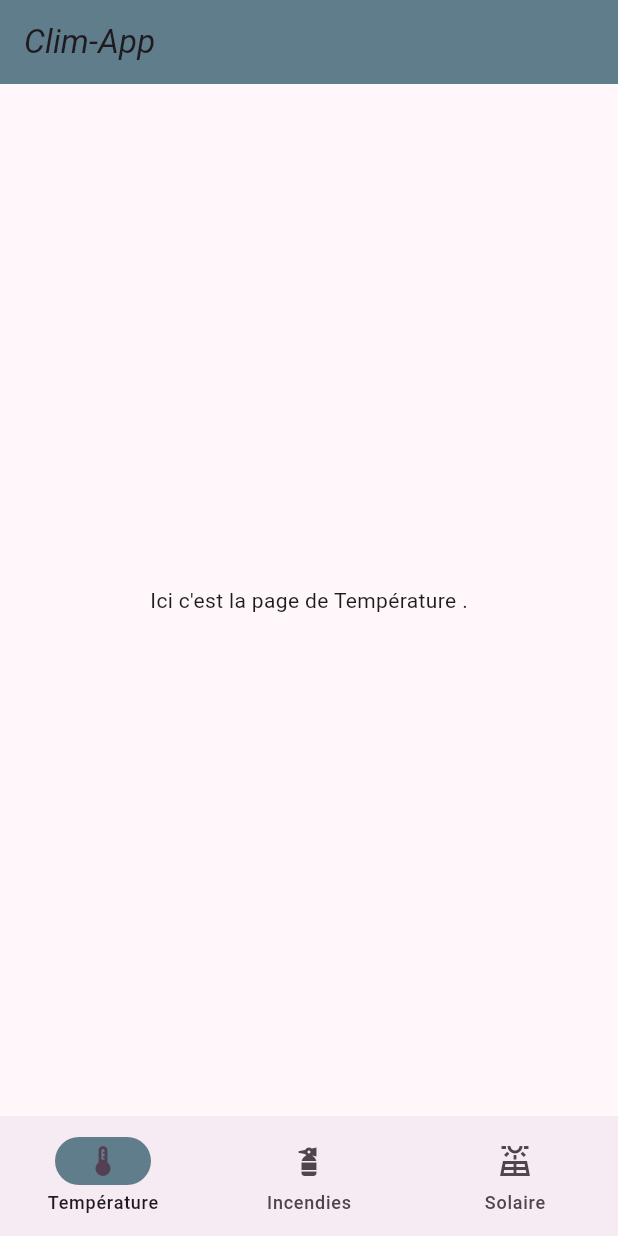
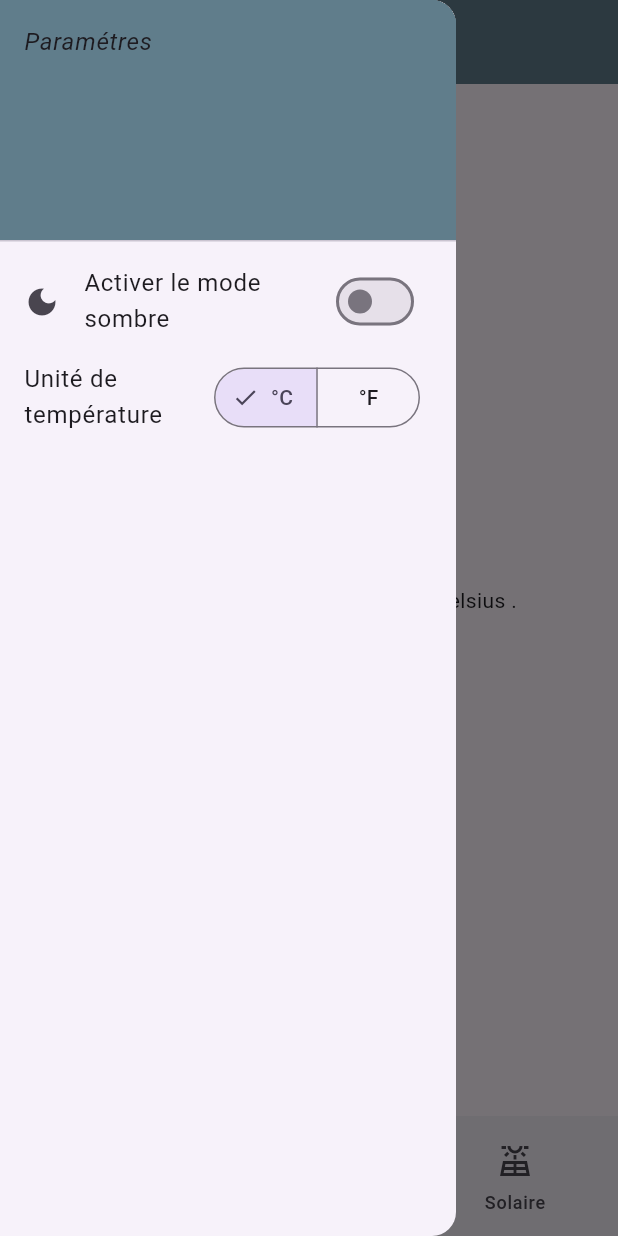
Before and after one commit to Jeremy-Carre/clim-app, a Flutter app: the screen it shows after launch, with the side drawer open (before the commit the screen has no drawer), on a phone screen of 412 x 824 dp. Run offline on Flutter 3.47's test engine with Material 3 defaults, Android fonts, the phone set to English and light mode, and no system bars; our stand-ins replace material_ui.

Commit message:
rajout du burger et du mode sombre et type de temp

```diff
--- a/lib/main.dart
+++ b/lib/main.dart
@@ -1,27 +1,55 @@
+import 'package:climapp/models/temperature_mods.dart';
 import 'package:climapp/pages/fire_page.dart';
 import 'package:climapp/pages/solar_page.dart';
 import 'package:climapp/pages/temperature_page.dart';
 import 'package:material_ui/material_ui.dart';
 
 void main() {
-  runApp(const MyApp());
+  runApp(const MyApp(darkMode: false));
 }
 
 class MyApp extends StatefulWidget {
-  const MyApp({super.key});
+  final bool darkMode;
+  const MyApp({super.key, required this.darkMode});
   @override
   State<MyApp> createState() => _MyAppState();
 }
 
 class _MyAppState extends State<MyApp> {
+  late bool _darkMode;
+  Icon navigationModIcon = Icon(Icons.dark_mode);
+  String themText = 'Activer le mode sombre';
   int currentPageIndex = 0;
+  TemperatureMods temperatureMod = TemperatureMods.celsius;
+
+  void toogleNavigationTheme(bool value) {
+    setState(() {
+      navigationModIcon = (value)
+          ? Icon(Icons.light_mode)
+          : Icon(Icons.dark_mode);
+
+      themText = (value) ? 'Activer le mode clair' : 'Activer le mode sombre';
+      _darkMode = value;
+    });
+  }
+
+  void toogleTemperatureMode(Set<TemperatureMods> selection) {
+    setState(() {
+      temperatureMod = selection.first;
+    });
+  }
+
+  @override
+  void initState() {
+    super.initState();
+    _darkMode = widget.darkMode;
+  }
+
   @override
   Widget build(BuildContext context) {
     return MaterialApp(
       title: 'Clim-App',
-      theme: ThemeData(
-        colorScheme: ColorScheme.fromSeed(seedColor: Colors.purple),
-      ),
+      theme: _darkMode ? ThemeData.dark() : ThemeData.light(),
       home: Scaffold(
         appBar: AppBar(
           backgroundColor: Colors.blueGrey,
@@ -30,10 +58,47 @@ class _MyAppState extends State<MyApp> {
             style: TextStyle(fontStyle: FontStyle.italic),
           ),
         ),
+        drawer: Drawer(
+          child: ListView(
+            padding: .zero,
+            children: <Widget>[
+              const DrawerHeader(
+                decoration: BoxDecoration(color: Colors.blueGrey),
+                child: Text(
+                  'Paramétres',
+                  style: TextStyle(fontStyle: FontStyle.italic),
+                ),
+              ),
+              SwitchListTile(
+                title: Text(themText),
+                value: _darkMode,
+                onChanged: toogleNavigationTheme,
+                secondary: navigationModIcon,
+              ),
+              ListTile(
+                title: Text('Unité de température'),
+                trailing: SegmentedButton(
+                  segments: const <ButtonSegment<TemperatureMods>>[
+                    ButtonSegment<TemperatureMods>(
+                      value: TemperatureMods.celsius,
+                      label: Text('°C'),
+                    ),
+                    ButtonSegment<TemperatureMods>(
+                      value: TemperatureMods.fahrenheit,
+                      label: Text('°F'),
+                    ),
+                  ],
+                  selected: {temperatureMod},
+                  onSelectionChanged: toogleTemperatureMode,
+                ),
+              ),
+            ],
+          ),
+        ),
         body: IndexedStack(
           index: currentPageIndex,
           children: [
-            TemperaturePage(title: "Ici c'est la page de Température ."),
+            TemperaturePage(title: "Ici c'est la page de température ",temperatureMod: temperatureMod,),
             FirePage(title: "Ici c'est la pages des incendies ."),
             SolarPage(title: "Ici c'est la page de l'énergie solaire ."),
           ],
--- /dev/null
+++ b/lib/models/temperature_mods.dart
@@ -0,0 +1 @@
+enum TemperatureMods { celsius, fahrenheit }
--- a/lib/pages/temperature_page.dart
+++ b/lib/pages/temperature_page.dart
@@ -1,10 +1,18 @@
+import 'package:climapp/models/temperature_mods.dart';
 import 'package:material_ui/material_ui.dart';
 
 class TemperaturePage extends StatelessWidget {
   final String title;
-  const TemperaturePage({super.key, required this.title});
+  final TemperatureMods temperatureMod;
+  TemperaturePage({
+    super.key,
+    required this.title,
+    required this.temperatureMod,
+  });
   @override
   Widget build(BuildContext context) {
-    return Scaffold(body: Center(child: Text(title)));
+    return Scaffold(
+      body: Center(child: Text('$title in ${temperatureMod.name} .')),
+    );
   }
 }
```
